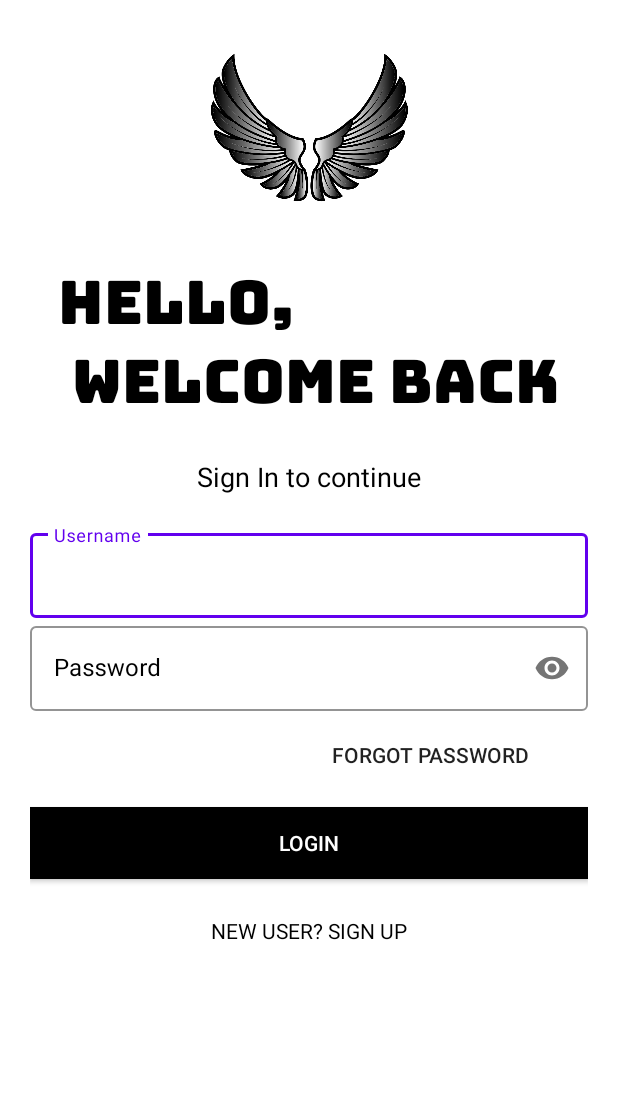
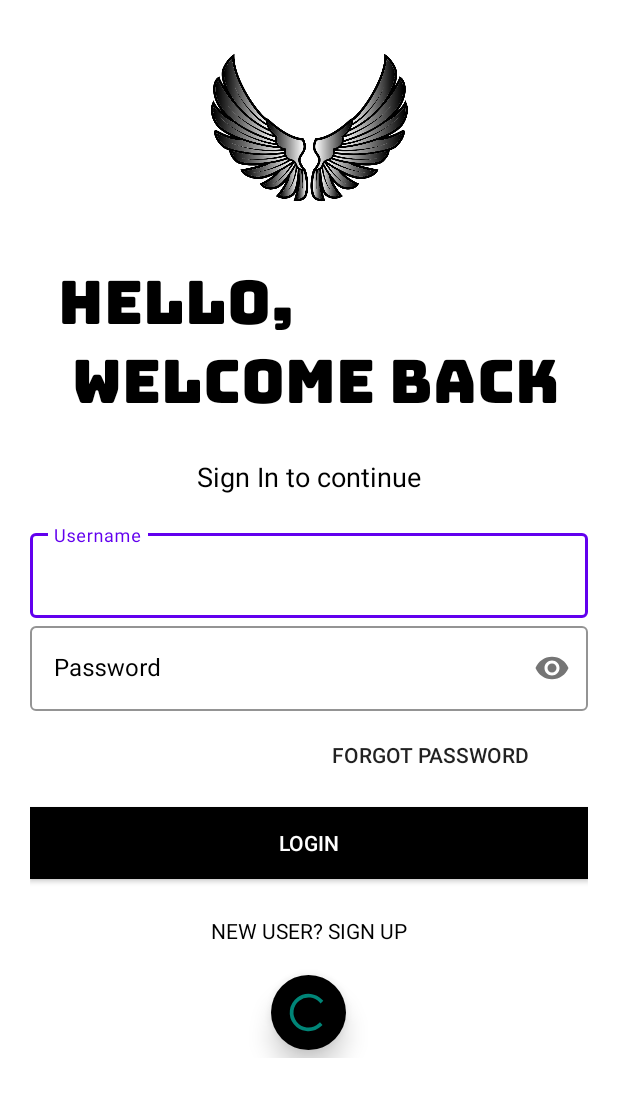
Before and after one commit to nobbru/CEUnix-Track, an Android app: the screen it shows after launch (Login), on a phone screen of 412 x 824 dp. Shown: the top 1097 px of the screen. Run offline under Robolectric (Android 15) with nearby library versions, the phone set to English and light mode, and no system bars; Roboto replaces fonts that are not available here.

Commit message:
progress bar

```diff
--- /dev/null
+++ b/app/src/main/res/drawable/white_circle.xml
@@ -0,0 +1,6 @@
+<?xml version="1.0" encoding="utf-8"?>
+<shape xmlns:android="http://schemas.android.com/apk/res/android">
+
+    <solid android:color="@color/black"></solid>
+    <corners android:radius="100dp"></corners>
+</shape>
--- a/app/src/main/res/layout/activity_login.xml
+++ b/app/src/main/res/layout/activity_login.xml
@@ -7,9 +7,9 @@
     tools:context=".Login"
     android:orientation="vertical"
     android:gravity="center_horizontal"
-    android:background="#fff"
+    android:background="@color/white"
     android:padding="20dp">
-
+<!--#EA0D40, #EA0D40-->
     <ImageView
         android:id="@+id/logo_image"
         android:layout_width="150dp"
@@ -118,6 +118,27 @@
             android:textColor="#000"
             android:transitionName="login_signup_tran"/>
 
+
+        <RelativeLayout
+            android:layout_width="wrap_content"
+            android:layout_height="wrap_content"
+            android:padding="10dp"
+            android:layout_centerInParent="true"
+            android:layout_gravity="center_horizontal"
+            android:background="@drawable/white_circle"
+            android:elevation="10dp"
+            android:layout_marginBottom="5dp">
+
+            <ProgressBar
+                android:layout_width="30dp"
+                android:layout_height="30dp"
+                android:layout_centerInParent="true"/>
+
+        </RelativeLayout>
+
+
     </LinearLayout>
 
+
+
 </LinearLayout>
--- a/app/src/main/res/layout/activity_main.xml
+++ b/app/src/main/res/layout/activity_main.xml
@@ -5,7 +5,7 @@
     android:layout_width="match_parent"
     android:layout_height="match_parent"
     tools:context=".MainActivity"
-    android:background="#EA0D40">
+    android:background="@color/black">
 
     <ImageView
         android:id="@+id/imageView"
@@ -28,6 +28,7 @@
         android:text="CEUnix Track"
         android:textAlignment="center"
         android:textSize="70sp"
+        android:textColor="@color/white"
         android:transitionName="logo_text"
         app:layout_constraintEnd_toEndOf="parent"
         app:layout_constraintHorizontal_bias="0.0"
@@ -42,6 +43,7 @@
         android:text="Best way to track your lost relative"
         android:textAlignment="center"
         android:textSize="18sp"
+        android:textColor="@color/white"
         app:layout_constraintEnd_toEndOf="parent"
         app:layout_constraintStart_toStartOf="parent"
         app:layout_constraintTop_toBottomOf="@+id/textView" />
@@ -53,6 +55,7 @@
         android:fontFamily="@font/bungee"
         android:text="CEUnix "
         android:textSize="40sp"
+        android:textColor="@color/white"
         android:layout_marginBottom="-70dp"
         app:layout_constraintBottom_toTopOf="@+id/imageView"
         app:layout_constraintEnd_toEndOf="parent"
```
